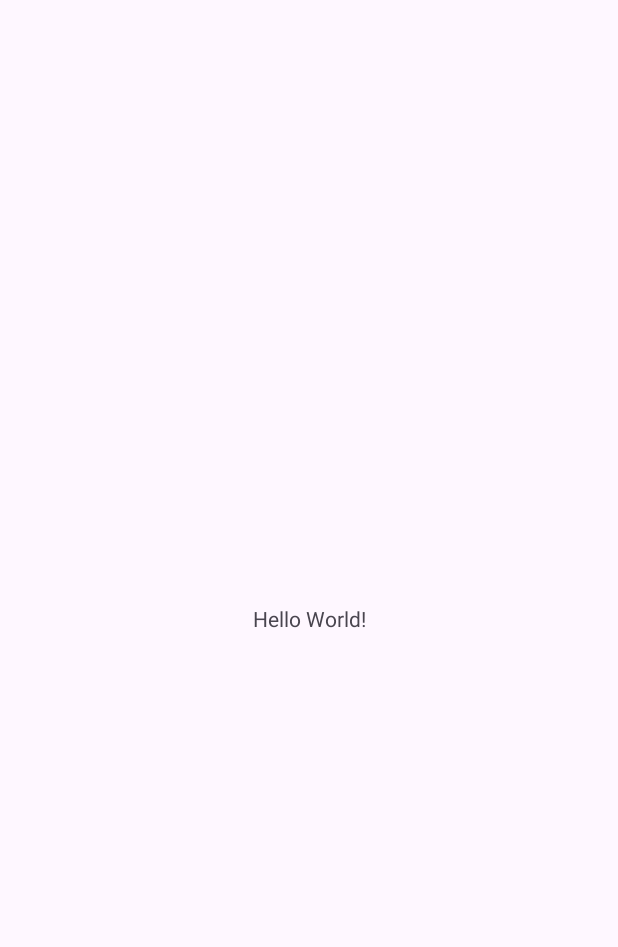
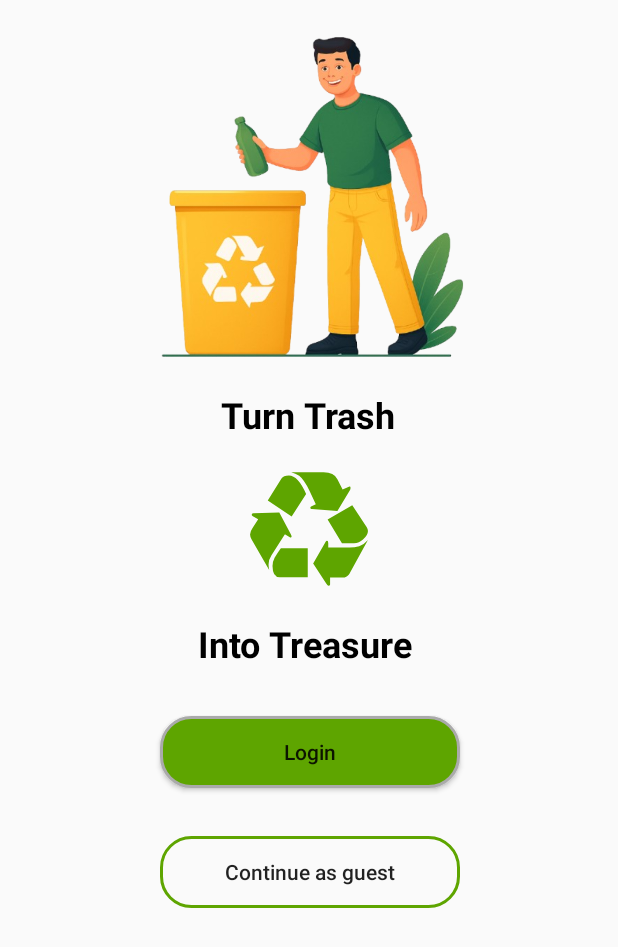
Before and after one commit to ersurajrajput/WasteToWealth, an Android app: the screen it shows after launch (MainActivity before the commit, StartScreen after it), on a phone screen of 412 x 824 dp. Before the commit the part shown is almost empty. Shown: the top 947 px of the screen. Run offline under Robolectric (Android 15) with nearby library versions, the phone set to English and light mode, and no system bars.

Commit message:
start screen added

```diff
--- a/app/src/main/AndroidManifest.xml
+++ b/app/src/main/AndroidManifest.xml
@@ -12,7 +12,10 @@
         android:supportsRtl="true"
         android:theme="@style/Theme.WasteToWealth">
         <activity
-            android:name=".MainActivity"
+            android:name=".screens.LoginActivity"
+            android:exported="false" />
+        <activity
+            android:name=".StartScreen"
             android:exported="true">
             <intent-filter>
                 <action android:name="android.intent.action.MAIN" />
--- /dev/null
+++ b/app/src/main/java/com/example/wastetowealth/StartScreen.java
@@ -0,0 +1,24 @@
+package com.example.wastetowealth;
+
+import android.os.Bundle;
+
+import androidx.activity.EdgeToEdge;
+import androidx.appcompat.app.AppCompatActivity;
+import androidx.core.graphics.Insets;
+import androidx.core.view.ViewCompat;
+import androidx.core.view.WindowInsetsCompat;
+
+public class StartScreen extends AppCompatActivity {
+
+    @Override
+    protected void onCreate(Bundle savedInstanceState) {
+        super.onCreate(savedInstanceState);
+        EdgeToEdge.enable(this);
+        setContentView(R.layout.activity_start_screen);
+        ViewCompat.setOnApplyWindowInsetsListener(findViewById(R.id.main), (v, insets) -> {
+            Insets systemBars = insets.getInsets(WindowInsetsCompat.Type.systemBars());
+            v.setPadding(systemBars.left, systemBars.top, systemBars.right, systemBars.bottom);
+            return insets;
+        });
+    }
+}
--- a/app/src/main/java/com/example/wastetowealth/MainActivity.java
+++ b/app/src/main/java/com/example/wastetowealth/screens/LoginActivity.java
@@ -1,4 +1,4 @@
-package com.example.wastetowealth;
+package com.example.wastetowealth.screens;
 
 import android.os.Bundle;
 
@@ -8,13 +8,15 @@ import androidx.core.graphics.Insets;
 import androidx.core.view.ViewCompat;
 import androidx.core.view.WindowInsetsCompat;
 
-public class MainActivity extends AppCompatActivity {
+import com.example.wastetowealth.R;
+
+public class LoginActivity extends AppCompatActivity {
 
     @Override
     protected void onCreate(Bundle savedInstanceState) {
         super.onCreate(savedInstanceState);
         EdgeToEdge.enable(this);
-        setContentView(R.layout.activity_main);
+        setContentView(R.layout.activity_login);
         ViewCompat.setOnApplyWindowInsetsListener(findViewById(R.id.main), (v, insets) -> {
             Insets systemBars = insets.getInsets(WindowInsetsCompat.Type.systemBars());
             v.setPadding(systemBars.left, systemBars.top, systemBars.right, systemBars.bottom);
--- /dev/null
+++ b/app/src/main/res/drawable/primary_btn_color.xml
@@ -0,0 +1,11 @@
+<?xml version="1.0" encoding="utf-8"?>
+<selector xmlns:android="http://schemas.android.com/apk/res/android">
+<item>
+    <shape android:shape="rectangle" >
+        <gradient android:endColor="@color/primary_color" android:startColor="@color/primary_color"/>
+       <stroke android:width="2dp" android:color="@android:color/darker_gray"/>
+        <corners android:radius="20dp"/>
+    </shape>
+</item>
+
+</selector>
--- /dev/null
+++ b/app/src/main/res/drawable/primary_btn_hollo.xml
@@ -0,0 +1,9 @@
+<?xml version="1.0" encoding="utf-8"?>
+<selector xmlns:android="http://schemas.android.com/apk/res/android">
+<item>
+    <shape android:shape="rectangle">
+        <stroke android:color="@color/primary_color" android:width="2dp"/>
+        <corners android:radius="20dp"/>
+    </shape>
+</item>
+</selector>
--- /dev/null
+++ b/app/src/main/res/drawable/recycle_svgrepo_com.xml
@@ -0,0 +1,15 @@
+<vector xmlns:android="http://schemas.android.com/apk/res/android" android:height="28dp" android:viewportHeight="72" android:viewportWidth="72" android:width="28dp">
+
+    <path android:fillColor="#000000" android:pathData="M24.42,38.55 L27,40.1c0.42,0 0.64,-0.18 0.64,-0.53a2.3,2.3 0,0 0,-0.3 -0.94l-5.6,-10.51 -12.39,0.3a0.78,0.78 0,0 0,-0.84 0.87c0,0.13 0.18,0.3 0.53,0.53l2.57,1.55L8.84,35.6a6.15,6.15 0,0 0,-1.13 3A4.91,4.91 0,0 0,8.46 41l8.43,14.7a12.58,12.58 0,0 1,-0.3 -2.64A8,8 0,0 1,18 48.64l6.43,-10.09Z"/>
+
+    <path android:fillColor="#000000" android:pathData="M27.67,30 L34.62,19.2q-3.9,-8.88 -8.28,-8.88c-1.76,0 -2.94,0.49 -3.55,1.47L16.21,22.3 27.67,30Z"/>
+
+    <path android:fillColor="#000000" android:pathData="M22,59.15L35.41,59.15L35.41,45.2L22.49,45.2a47.41,47.41 0,0 0,-3 4.61,8.66 8.66,0 0,0 -1,3.93q0,5.41 3.48,5.41Z"/>
+
+    <path android:fillColor="#000000" android:pathData="M49.63,27.4l6,-10a2.22,2.22 0,0 0,0.3 -1.1c0,-0.45 -0.15,-0.68 -0.45,-0.68a2.53,2.53 0,0 1,-0.61 0.23L52.12,17 49.63,12.09Q48,8.77 43,8.77L27.44,8.77a12.15,12.15 0,0 1,3.85 1.7q2.39,1.89 4.88,7.1l3.1,6.5L37,25.17a0.6,0.6 0,0 0,-0.34 0.61c0,0.37 0.24,0.59 0.72,0.64l12.29,1Z"/>
+
+    <path android:fillColor="#000000" android:pathData="M55.6,57.07l8.69,-15.8a9.69,9.69 0,0 1,-4.19 2.95,17.27 17.27,0 0,1 -5.18,0.61L45.24,44.83v-2q0,-1.17 -0.57,-1.17a0.65,0.65 0,0 0,-0.6 0.3L38,52.57l6.35,9.76c0.48,0.73 0.89,1 1.24,0.86s0.53,-0.28 0.53,-0.56L46.12,59.3h5.37a4.33,4.33 0,0 0,4.16 -2.23Z"/>
+
+    <path android:fillColor="#000000" android:pathData="M51.82,42.82L57.6,42.82A6.91,6.91 0,0 0,61.91 41q2.39,-1.89 2.38,-4a3.47,3.47 0,0 0,-0.64 -1.93l-6.88,-10.5L44.94,31.45l6.88,11.37Z"/>
+
+</vector>
--- a/app/src/main/res/layout/activity_main.xml
+++ b/app/src/main/res/layout/activity_login.xml
@@ -5,15 +5,6 @@
     android:id="@+id/main"
     android:layout_width="match_parent"
     android:layout_height="match_parent"
-    tools:context=".MainActivity">
-
-    <TextView
-        android:layout_width="wrap_content"
-        android:layout_height="wrap_content"
-        android:text="Hello World!"
-        app:layout_constraintBottom_toBottomOf="parent"
-        app:layout_constraintEnd_toEndOf="parent"
-        app:layout_constraintStart_toStartOf="parent"
-        app:layout_constraintTop_toTopOf="parent" />
+    tools:context=".screens.LoginActivity">
 
 </androidx.constraintlayout.widget.ConstraintLayout>
--- /dev/null
+++ b/app/src/main/res/layout/activity_start_screen.xml
@@ -0,0 +1,82 @@
+<?xml version="1.0" encoding="utf-8"?>
+<androidx.constraintlayout.widget.ConstraintLayout xmlns:android="http://schemas.android.com/apk/res/android"
+    xmlns:app="http://schemas.android.com/apk/res-auto"
+    xmlns:tools="http://schemas.android.com/tools"
+    android:id="@+id/main"
+    android:layout_width="match_parent"
+    android:layout_height="match_parent"
+    tools:context=".StartScreen">
+
+    <ImageView
+        android:id="@+id/imageView"
+        android:layout_width="262dp"
+        android:layout_height="234dp"
+        android:layout_marginTop="16dp"
+        app:layout_constraintEnd_toEndOf="parent"
+        app:layout_constraintHorizontal_bias="0.496"
+        app:layout_constraintStart_toStartOf="parent"
+        app:layout_constraintTop_toTopOf="parent"
+        app:srcCompat="@drawable/trash" />
+
+    <TextView
+        android:id="@+id/textView3"
+        android:layout_width="wrap_content"
+        android:layout_height="wrap_content"
+        android:layout_marginTop="10dp"
+        android:text="Turn Trash"
+        android:textColor="@color/black"
+        android:textSize="24sp"
+        android:textStyle="bold"
+        app:layout_constraintEnd_toEndOf="@+id/imageView"
+        app:layout_constraintStart_toStartOf="@+id/imageView"
+        app:layout_constraintTop_toBottomOf="@+id/imageView" />
+
+    <ImageView
+        android:id="@+id/imageView2"
+        android:layout_width="100dp"
+        android:layout_height="100dp"
+        android:layout_marginTop="10dp"
+        app:layout_constraintEnd_toEndOf="@+id/textView3"
+        app:layout_constraintStart_toStartOf="@+id/textView3"
+        app:layout_constraintTop_toBottomOf="@+id/textView3"
+        app:srcCompat="@drawable/recycle_svgrepo_com"
+        app:tint="@color/primary_color" />
+
+    <TextView
+        android:id="@+id/textView4"
+        android:layout_width="wrap_content"
+        android:layout_height="wrap_content"
+        android:layout_marginTop="10dp"
+        android:text="Into Treasure "
+        android:textColor="@color/black"
+        android:textSize="24sp"
+        android:textStyle="bold"
+        app:layout_constraintEnd_toEndOf="@+id/imageView2"
+        app:layout_constraintStart_toStartOf="@+id/imageView2"
+        app:layout_constraintTop_toBottomOf="@+id/imageView2" />
+
+    <Button
+        android:id="@+id/btn_login"
+        android:layout_width="200dp"
+        android:layout_height="wrap_content"
+        android:layout_marginTop="32dp"
+        android:text="Login"
+        android:background="@drawable/primary_btn_color"
+        android:textAllCaps="false"
+        app:layout_constraintEnd_toEndOf="@+id/textView4"
+        app:layout_constraintStart_toStartOf="@+id/textView4"
+        app:layout_constraintTop_toBottomOf="@+id/textView4" />
+
+    <Button
+        android:id="@+id/btn_geust"
+        android:layout_width="200dp"
+        android:layout_height="wrap_content"
+        android:layout_marginTop="32dp"
+        android:background="@drawable/primary_btn_hollo"
+        android:text="Continue as guest"
+        android:textAllCaps="false"
+        app:layout_constraintEnd_toEndOf="@+id/btn_login"
+        app:layout_constraintStart_toStartOf="@+id/btn_login"
+        app:layout_constraintTop_toBottomOf="@+id/btn_login" />
+
+</androidx.constraintlayout.widget.ConstraintLayout>
--- a/app/src/main/res/values-night/themes.xml
+++ b/app/src/main/res/values-night/themes.xml
@@ -1,6 +1,6 @@
 <resources xmlns:tools="http://schemas.android.com/tools">
     <!-- Base application theme. -->
-    <style name="Base.Theme.WasteToWealth" parent="Theme.Material3.DayNight.NoActionBar">
+    <style name="Base.Theme.WasteToWealth" parent="Theme.AppCompat.Light.NoActionBar">
         <!-- Customize your dark theme here. -->
         <!-- <item name="colorPrimary">@color/my_dark_primary</item> -->
     </style>
--- a/app/src/main/res/values/colors.xml
+++ b/app/src/main/res/values/colors.xml
@@ -2,4 +2,5 @@
 <resources>
     <color name="black">#FF000000</color>
     <color name="white">#FFFFFFFF</color>
+    <color name="primary_color">#5EA500</color>
 </resources>
--- a/app/src/main/res/values/themes.xml
+++ b/app/src/main/res/values/themes.xml
@@ -1,6 +1,6 @@
 <resources xmlns:tools="http://schemas.android.com/tools">
     <!-- Base application theme. -->
-    <style name="Base.Theme.WasteToWealth" parent="Theme.Material3.DayNight.NoActionBar">
+    <style name="Base.Theme.WasteToWealth" parent="Theme.AppCompat.Light.NoActionBar">
         <!-- Customize your light theme here. -->
         <!-- <item name="colorPrimary">@color/my_light_primary</item> -->
     </style>
```
Also changed, not shown: app/src/main/res/drawable/trash.png (added).
